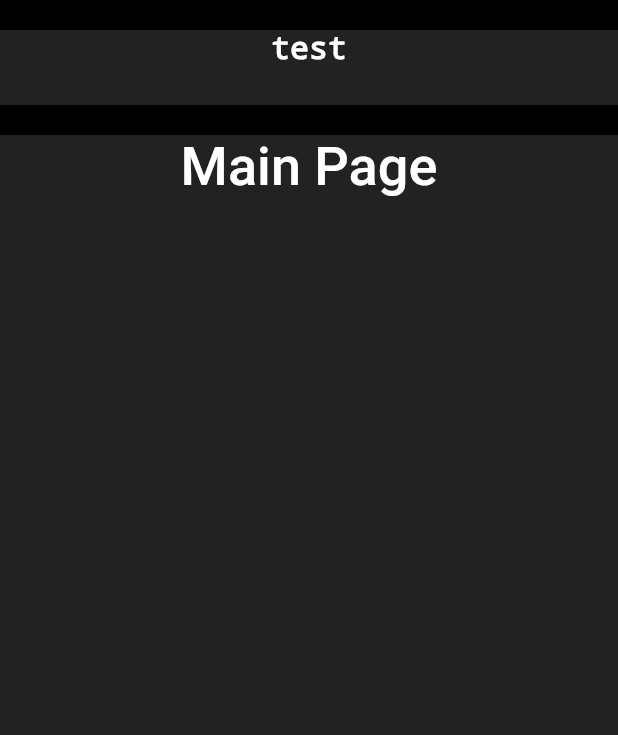
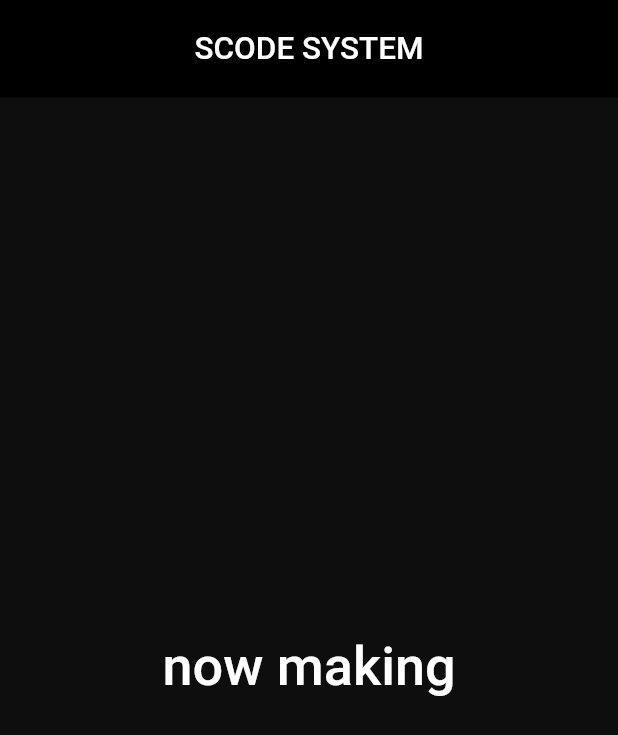
Before and after one commit to hongjunna/SCODE, a Flutter app: the screen it shows after launch, on a phone screen of 412 x 824 dp. Shown: the top 735 px of the screen. Run offline on Flutter 3.47's test engine with Material 2 defaults, Android fonts, the phone set to English and light mode, and no system bars; our stand-ins replace get; missing offline and left inert: dart:html; Roboto replaces fonts that are missing (Gsans_KR).

Commit message:
main page app bar update

```diff
--- a/lib/GetMaterialApp.dart
+++ b/lib/GetMaterialApp.dart
@@ -20,10 +20,13 @@ class _LandingPageState extends State<LandingPage> {
       Get.offAll(Main());
     });
   }
+
+  static const backGround = 0xff0E0E0E;
+
   @override
   Widget build(BuildContext context) {
     return Container(
-        color: Colors.black87,
+        color: const Color(backGround),
         child: Column(
           crossAxisAlignment: CrossAxisAlignment.center,
           mainAxisAlignment: MainAxisAlignment.end,
--- a/lib/main.dart
+++ b/lib/main.dart
@@ -2,6 +2,7 @@ import 'package:flutter/cupertino.dart';
 import 'package:flutter/material.dart';
 import 'package:get/get_navigation/src/root/get_material_app.dart';
 import 'package:scode/GetMaterialApp.dart';
+import 'package:scode/mainpage.dart';
 
 void main() {
   runApp(MyApp());
--- a/lib/mainpage.dart
+++ b/lib/mainpage.dart
@@ -1,4 +1,5 @@
 import 'dart:async';
+import 'dart:html';
 
 import 'package:flutter/cupertino.dart';
 import 'package:flutter/material.dart';
@@ -24,49 +25,50 @@ class MainPage extends StatefulWidget {
 }
 
 class _MainPageState extends State<MainPage> {
+
+  static const backGround = 0xff0E0E0E;
+  static const tittleBackGround = 0xff000000;
+
   @override
   Widget build(BuildContext context) {
-    return Container(
-        color: Colors.black87,
+    return Scaffold(
+      backgroundColor: const Color(backGround),
+      // appBar: PreferredSize(
+      // preferredSize: Size.fromHeight(65.0),//앱바 사이즈 조정
+      // child: SafeArea(child:
+      // AppBar(title:
+      // Text("SCODE SYSTEM",
+      //   style: TextStyle(
+      //   decoration: TextDecoration.none,
+      //   fontSize: 21,
+      //   color: Colors.white,
+      // ),textAlign: TextAlign.center,),
+      //   backgroundColor: const Color(tittleBackGround),
+      // ),),),
+      appBar:
+      AppBar(
+        elevation: 0,
+        backgroundColor: const Color(tittleBackGround),
+        toolbarHeight: 65,
+        title: Align(
+          alignment: Alignment.center,
+          child: Text(
+            'SCODE SYSTEM',
+          style: TextStyle(
+                decoration: TextDecoration.none,
+                fontFamily: 'Gsans_KR',
+                fontWeight: FontWeight.w500,
+                fontSize: 21,
+                color: Colors.white,
+                ),
+          ),
+        ),),//새로운 앱바
+      body: Center(
               child: Column(
                 crossAxisAlignment: CrossAxisAlignment.center,
-          mainAxisAlignment: MainAxisAlignment.start,
+                mainAxisAlignment: MainAxisAlignment.center,
                 children: [
-            Container(
-              height: 20,
-              color: Colors.black,
-            ),
-            Row(
-              mainAxisAlignment: MainAxisAlignment.center,
-              mainAxisSize: MainAxisSize.max,
-              crossAxisAlignment: CrossAxisAlignment.center,
-              children: [
-                Container(
-                  height: 50,
-                  color: Colors.black,
-                ),
-              Container(
-                height: 50,
-
-                child: Text("test",
-                  style: TextStyle(
-                    decoration: TextDecoration.none,
-                    fontSize: 21,
-                    color: Colors.white,
-
-                  ),textAlign: TextAlign.center,
-                ),
-              ),
-            Container(
-               height: 50,
-               color: Colors.black,
-                ),
-            ],),
-            Container(
-              height: 20,
-              color: Colors.black,
-            ),
-            Text("Main Page",
+                  Text("now making",
                     style: TextStyle(
                         decoration: TextDecoration.none,
                         fontFamily: 'Gsans_KR',
@@ -76,7 +78,8 @@ class _MainPageState extends State<MainPage> {
                     ), textAlign: TextAlign.center,
                   ),
                 ],
-        )
+              ),
+      ),
     );
   }
 }
```
Lines whose indentation alone changed are shown as unchanged.
